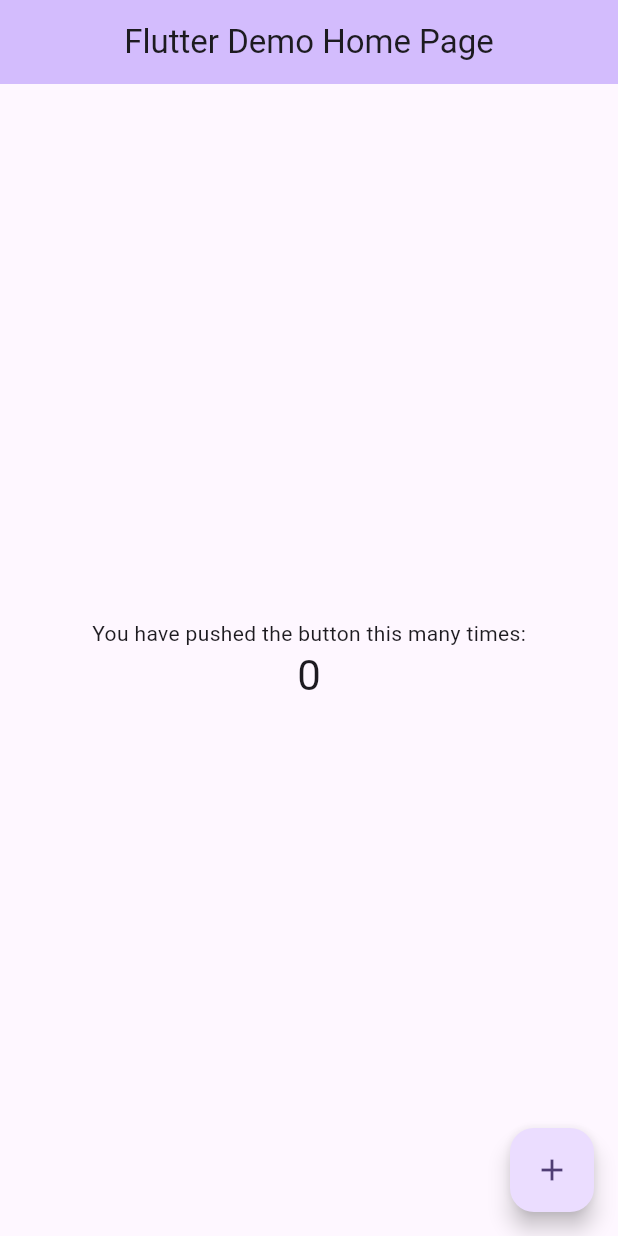
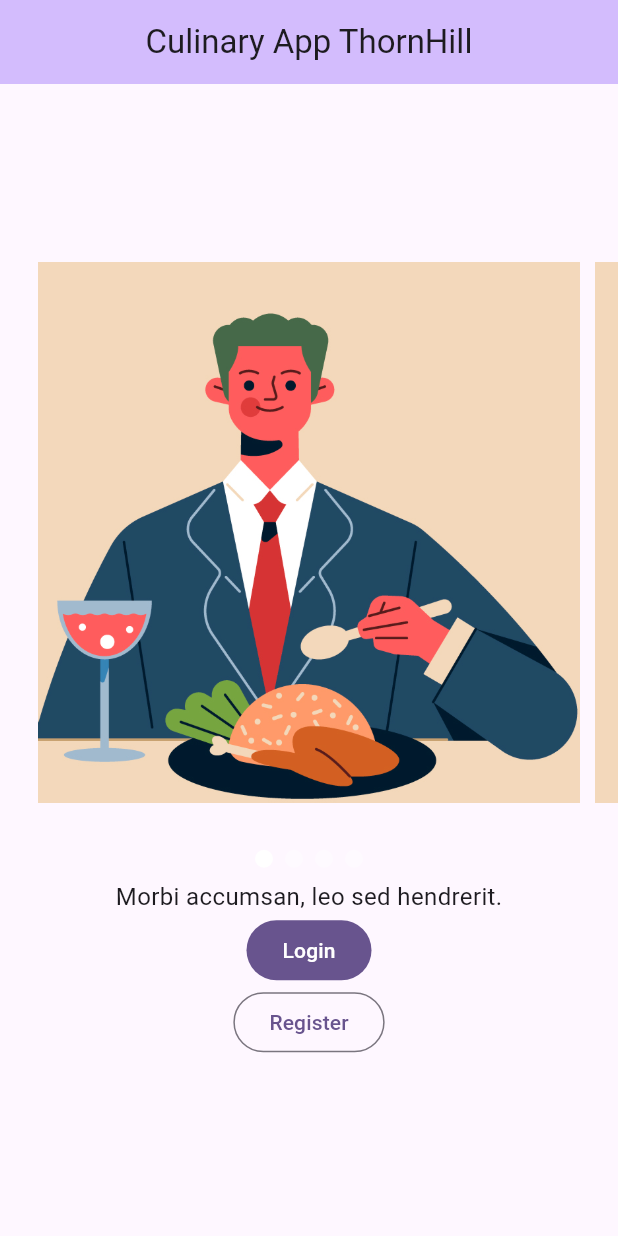
Before and after one commit to febrianrahmana/culinary-app, a Flutter app: the screen it shows after launch, on a phone screen of 412 x 824 dp. Run offline on Flutter 3.47's test engine with Material 3 defaults, Android fonts, the light colour scheme and no system bars; drawn by our look-alikes of flutter_carousel_widget.

Commit message:
Intro screen and structure management

```diff
--- a/lib/main.dart
+++ b/lib/main.dart
@@ -1,4 +1,5 @@
 import 'package:flutter/material.dart';
+import 'package:flutter_carousel_widget/flutter_carousel_widget.dart';
 
 void main() {
   runApp(const MyApp());
@@ -31,7 +32,7 @@
         colorScheme: ColorScheme.fromSeed(seedColor: Colors.deepPurple),
         useMaterial3: true,
       ),
-      home: const MyHomePage(title: 'Flutter Demo Home Page'),
+      home: const MyHomePage(title: 'Culinary App ThornHill'),
     );
   }
 }
@@ -55,18 +56,7 @@
 }
 
 class _MyHomePageState extends State<MyHomePage> {
-  int _counter = 0;
 
-  void _incrementCounter() {
-    setState(() {
-      // This call to setState tells the Flutter framework that something has
-      // changed in this State, which causes it to rerun the build method below
-      // so that the display can reflect the updated values. If we changed
-      // _counter without calling setState(), then the build method would not be
-      // called again, and so nothing would appear to happen.
-      _counter++;
-    });
-  }
 
   @override
   Widget build(BuildContext context) {
@@ -105,22 +95,52 @@
           // action in the IDE, or press "p" in the console), to see the
           // wireframe for each widget.
           mainAxisAlignment: MainAxisAlignment.center,
+
           children: <Widget>[
-            const Text(
-              'You have pushed the button this many times:',
+            FlutterCarousel(
+              options: CarouselOptions(
+                showIndicator: true,
+                slideIndicator: const CircularSlideIndicator(),
+                autoPlay: true,
+              ),
+              items: [1,2,3,4].map((i) {
+                return Builder(
+                  builder: (BuildContext context) {
+                    return Container(
+                      width: MediaQuery.of(context).size.width,
+                      margin: const EdgeInsets.symmetric(horizontal: 5.0),
+                      child: Column(
+                        children: <Widget>[
+                          Image.asset('assets/images/photo$i.png'),
+                        ],
+                      )
+                    );
+                  }
+                );
+              }).toList(),
             ),
-            Text(
-              '$_counter',
-              style: Theme.of(context).textTheme.headlineMedium,
-            ),
+            const Text('Morbi accumsan, leo sed hendrerit.', style: TextStyle(fontSize: 16.0)),
+            FilledButton(
+              onPressed: () => {snackBarDebug(context, "Login")},
+              child: const Text('Login')
+              ),
+              // TODO: Add padding in between by wrapping
+            OutlinedButton(
+              onPressed: () => {snackBarDebug(context, "Register")},
+              child: const Text('Register')
+              ),
           ],
         ),
       ),
-      floatingActionButton: FloatingActionButton(
-        onPressed: _incrementCounter,
-        tooltip: 'Increment',
-        child: const Icon(Icons.add),
-      ), // This trailing comma makes auto-formatting nicer for build methods.
     );
   }
 }
+
+// Quick function to create snackBar testing for onPressed
+void snackBarDebug(BuildContext context, String caller) {
+  ScaffoldMessenger.of(context).showSnackBar(
+    SnackBar(
+      content: Text('$caller called!')
+    )
+  );
+}
```
Also changed, not shown: pubspec.yaml (+4 -3 lines), assets/images/photo1.png (added), assets/images/photo2.png (added), assets/images/photo3.png (added), assets/images/photo4.png (added), assets/images/placeholder.jpg (added), pubspec.lock.
